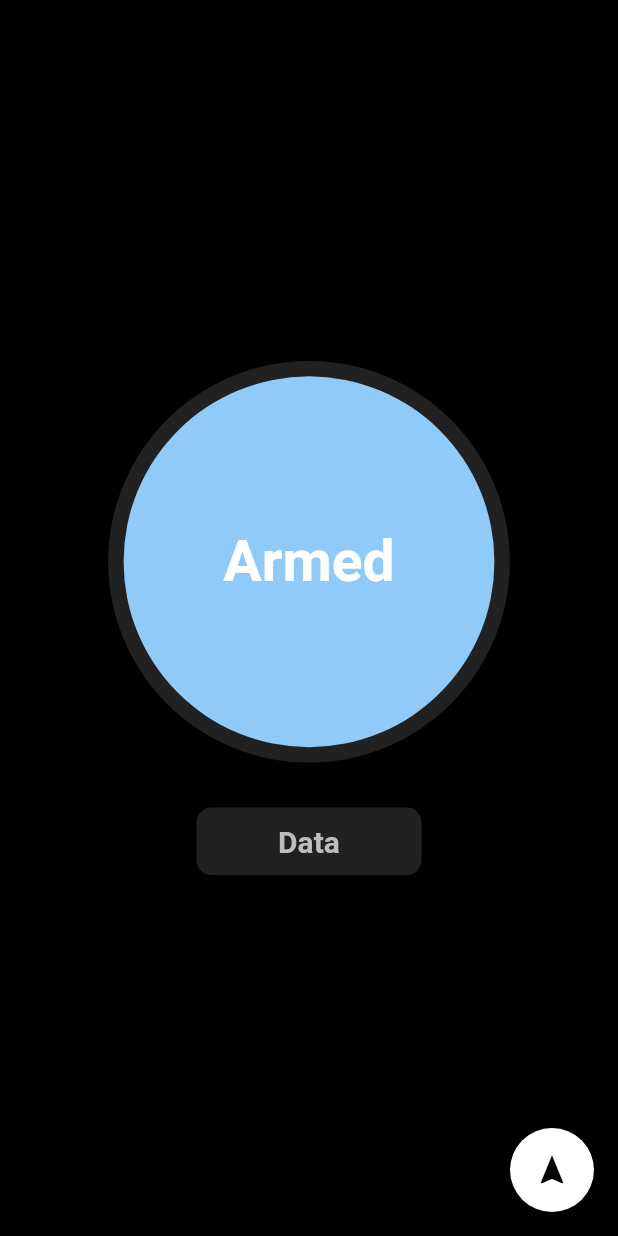
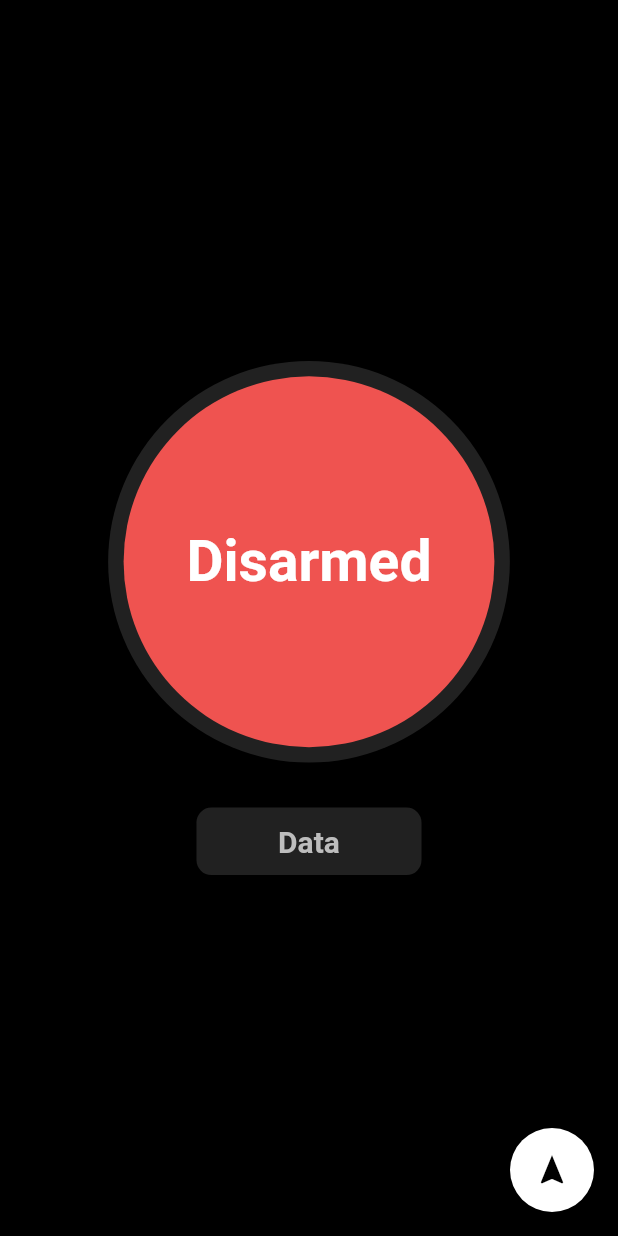
Before and after one commit to HollandPleskac/Covid-Network-App, a Flutter app: the HomeView screen opened directly, on a phone screen of 412 x 824 dp. Run offline on Flutter 3.47's test engine with Material 2 defaults, Android fonts, the phone set to English and light mode, and no system bars; our stand-ins replace cloud_firestore, firebase_auth, flutter_blue, location; accounts and stored records are empty; network calls fail.

Commit message:
Updated Format

```diff
--- a/lib/Arm.dart
+++ b/lib/Arm.dart
@@ -15,7 +15,7 @@ class HomeView extends StatefulWidget {
 }
 
 class _HomeViewState extends State<HomeView> {
-  bool armed = false;
+  bool armed = true;
   bool darkmode = false;
   FlutterBlue flutterBlue = FlutterBlue.instance;
 
@@ -85,7 +85,7 @@ class _HomeViewState extends State<HomeView> {
                         HapticFeedback.vibrate();
                         deviceids.add('${r.device.id}');
                         coords.add(
-                            "${_locationData.latitude},${_locationData.longitude}");
+                            {"longitude": _locationData.longitude, "latitude": _locationData.latitude});
                         print(_locationData);
                         print('${r.device.id} found! rssi: ${r.rssi}');
                       }
```
